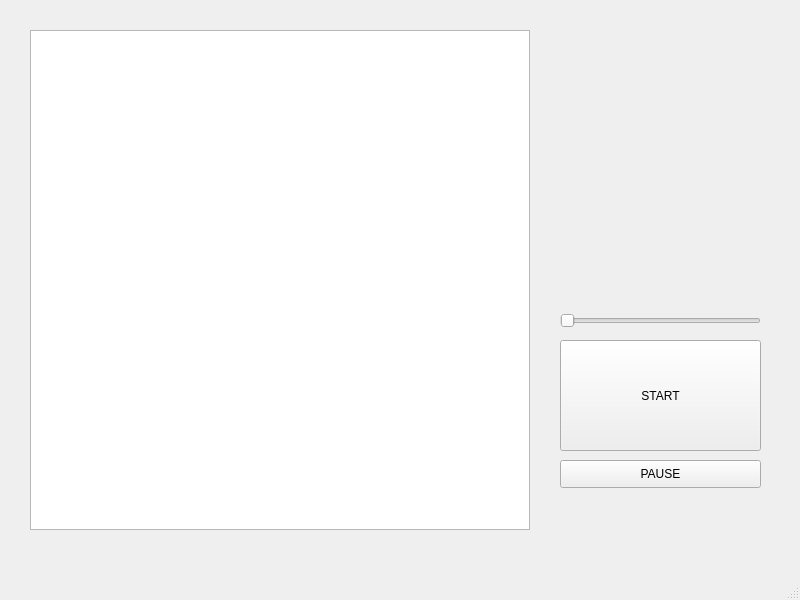
Before: the Qt Designer form wdw.ui in NoferBeautiful/random-search-multiple-targets, drawn with Qt 5.
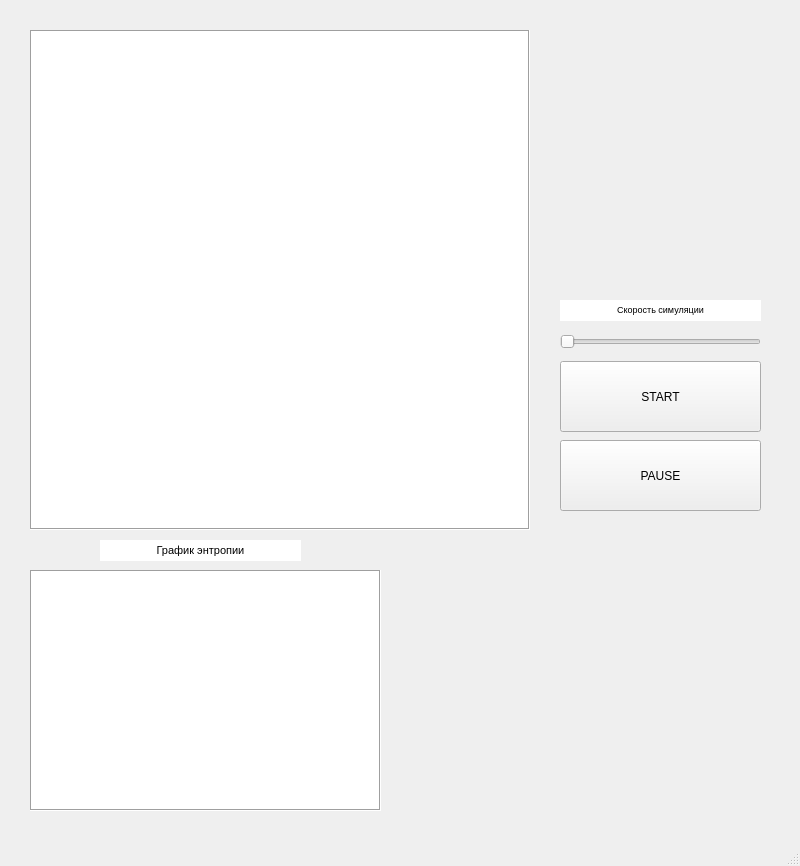
After: the same form once the commit is applied.

The edit to the form file:
```diff
--- a/wdw.ui
+++ b/wdw.ui
@@ -7,7 +7,7 @@
     <x>0</x>
     <y>0</y>
     <width>800</width>
-    <height>600</height>
+    <height>866</height>
    </rect>
   </property>
   <property name="windowTitle">
@@ -23,14 +23,23 @@
       <height>500</height>
      </rect>
     </property>
+    <property name="frameShape">
+     <enum>QFrame::Box</enum>
+    </property>
+    <property name="verticalScrollBarPolicy">
+     <enum>Qt::ScrollBarAlwaysOff</enum>
+    </property>
+    <property name="horizontalScrollBarPolicy">
+     <enum>Qt::ScrollBarAlwaysOff</enum>
+    </property>
    </widget>
    <widget class="QPushButton" name="startButton">
     <property name="geometry">
      <rect>
       <x>560</x>
-      <y>340</y>
+      <y>361</y>
       <width>201</width>
-      <height>111</height>
+      <height>71</height>
      </rect>
     </property>
     <property name="text">
@@ -41,9 +50,9 @@
     <property name="geometry">
      <rect>
       <x>560</x>
-      <y>460</y>
+      <y>440</y>
       <width>201</width>
-      <height>28</height>
+      <height>71</height>
      </rect>
     </property>
     <property name="text">
@@ -57,13 +66,13 @@
     <property name="geometry">
      <rect>
       <x>560</x>
-      <y>310</y>
+      <y>331</y>
       <width>201</width>
       <height>22</height>
      </rect>
     </property>
     <property name="minimum">
-     <number>10</number>
+     <number>2</number>
     </property>
     <property name="maximum">
      <number>70</number>
@@ -78,6 +87,331 @@
      <number>0</number>
     </property>
    </widget>
+   <widget class="QTextBrowser" name="textSlider">
+    <property name="geometry">
+     <rect>
+      <x>560</x>
+      <y>300</y>
+      <width>201</width>
+      <height>21</height>
+     </rect>
+    </property>
+    <property name="palette">
+     <palette>
+      <active>
+       <colorrole role="Button">
+        <brush brushstyle="SolidPattern">
+         <color alpha="255">
+          <red>255</red>
+          <green>255</green>
+          <blue>255</blue>
+         </color>
+        </brush>
+       </colorrole>
+       <colorrole role="Midlight">
+        <brush brushstyle="SolidPattern">
+         <color alpha="255">
+          <red>255</red>
+          <green>255</green>
+          <blue>255</blue>
+         </color>
+        </brush>
+       </colorrole>
+       <colorrole role="Base">
+        <brush brushstyle="SolidPattern">
+         <color alpha="255">
+          <red>255</red>
+          <green>255</green>
+          <blue>255</blue>
+         </color>
+        </brush>
+       </colorrole>
+       <colorrole role="Window">
+        <brush brushstyle="SolidPattern">
+         <color alpha="255">
+          <red>255</red>
+          <green>255</green>
+          <blue>255</blue>
+         </color>
+        </brush>
+       </colorrole>
+      </active>
+      <inactive>
+       <colorrole role="Button">
+        <brush brushstyle="SolidPattern">
+         <color alpha="255">
+          <red>255</red>
+          <green>255</green>
+          <blue>255</blue>
+         </color>
+        </brush>
+       </colorrole>
+       <colorrole role="Midlight">
+        <brush brushstyle="SolidPattern">
+         <color alpha="255">
+          <red>255</red>
+          <green>255</green>
+          <blue>255</blue>
+         </color>
+        </brush>
+       </colorrole>
+       <colorrole role="Base">
+        <brush brushstyle="SolidPattern">
+         <color alpha="255">
+          <red>255</red>
+          <green>255</green>
+          <blue>255</blue>
+         </color>
+        </brush>
+       </colorrole>
+       <colorrole role="Window">
+        <brush brushstyle="SolidPattern">
+         <color alpha="255">
+          <red>255</red>
+          <green>255</green>
+          <blue>255</blue>
+         </color>
+        </brush>
+       </colorrole>
+      </inactive>
+      <disabled>
+       <colorrole role="Button">
+        <brush brushstyle="SolidPattern">
+         <color alpha="255">
+          <red>255</red>
+          <green>255</green>
+          <blue>255</blue>
+         </color>
+        </brush>
+       </colorrole>
+       <colorrole role="Midlight">
+        <brush brushstyle="SolidPattern">
+         <color alpha="255">
+          <red>255</red>
+          <green>255</green>
+          <blue>255</blue>
+         </color>
+        </brush>
+       </colorrole>
+       <colorrole role="Base">
+        <brush brushstyle="SolidPattern">
+         <color alpha="255">
+          <red>255</red>
+          <green>255</green>
+          <blue>255</blue>
+         </color>
+        </brush>
+       </colorrole>
+       <colorrole role="Window">
+        <brush brushstyle="SolidPattern">
+         <color alpha="255">
+          <red>255</red>
+          <green>255</green>
+          <blue>255</blue>
+         </color>
+        </brush>
+       </colorrole>
+      </disabled>
+     </palette>
+    </property>
+    <property name="autoFillBackground">
+     <bool>false</bool>
+    </property>
+    <property name="frameShape">
+     <enum>QFrame::NoFrame</enum>
+    </property>
+    <property name="frameShadow">
+     <enum>QFrame::Sunken</enum>
+    </property>
+    <property name="verticalScrollBarPolicy">
+     <enum>Qt::ScrollBarAlwaysOff</enum>
+    </property>
+    <property name="horizontalScrollBarPolicy">
+     <enum>Qt::ScrollBarAlwaysOff</enum>
+    </property>
+    <property name="html">
+     <string>&lt;!DOCTYPE HTML PUBLIC &quot;-//W3C//DTD HTML 4.0//EN&quot; &quot;http://www.w3.org/TR/REC-html40/strict.dtd&quot;&gt;
+&lt;html&gt;&lt;head&gt;&lt;meta name=&quot;qrichtext&quot; content=&quot;1&quot; /&gt;&lt;style type=&quot;text/css&quot;&gt;
+p, li { white-space: pre-wrap; }
+&lt;/style&gt;&lt;/head&gt;&lt;body style=&quot; font-family:'MS Shell Dlg 2'; font-size:7.8pt; font-weight:400; font-style:normal;&quot;&gt;
+&lt;p align=&quot;center&quot; style=&quot; margin-top:0px; margin-bottom:0px; margin-left:0px; margin-right:0px; -qt-block-indent:0; text-indent:0px;&quot;&gt;&lt;span style=&quot; font-size:7pt;&quot;&gt;Скорость симуляции&lt;/span&gt;&lt;/p&gt;&lt;/body&gt;&lt;/html&gt;</string>
+    </property>
+    <property name="textInteractionFlags">
+     <set>Qt::NoTextInteraction</set>
+    </property>
+   </widget>
+   <widget class="QGraphicsView" name="plotEntropy">
+    <property name="geometry">
+     <rect>
+      <x>30</x>
+      <y>570</y>
+      <width>351</width>
+      <height>241</height>
+     </rect>
+    </property>
+    <property name="frameShape">
+     <enum>QFrame::Box</enum>
+    </property>
+    <property name="verticalScrollBarPolicy">
+     <enum>Qt::ScrollBarAlwaysOff</enum>
+    </property>
+    <property name="horizontalScrollBarPolicy">
+     <enum>Qt::ScrollBarAlwaysOff</enum>
+    </property>
+   </widget>
+   <widget class="QTextBrowser" name="textPlotEntropy">
+    <property name="geometry">
+     <rect>
+      <x>100</x>
+      <y>540</y>
+      <width>201</width>
+      <height>21</height>
+     </rect>
+    </property>
+    <property name="palette">
+     <palette>
+      <active>
+       <colorrole role="Button">
+        <brush brushstyle="SolidPattern">
+         <color alpha="255">
+          <red>255</red>
+          <green>255</green>
+          <blue>255</blue>
+         </color>
+        </brush>
+       </colorrole>
+       <colorrole role="Midlight">
+        <brush brushstyle="SolidPattern">
+         <color alpha="255">
+          <red>255</red>
+          <green>255</green>
+          <blue>255</blue>
+         </color>
+        </brush>
+       </colorrole>
+       <colorrole role="Base">
+        <brush brushstyle="SolidPattern">
+         <color alpha="255">
+          <red>255</red>
+          <green>255</green>
+          <blue>255</blue>
+         </color>
+        </brush>
+       </colorrole>
+       <colorrole role="Window">
+        <brush brushstyle="SolidPattern">
+         <color alpha="255">
+          <red>255</red>
+          <green>255</green>
+          <blue>255</blue>
+         </color>
+        </brush>
+       </colorrole>
+      </active>
+      <inactive>
+       <colorrole role="Button">
+        <brush brushstyle="SolidPattern">
+         <color alpha="255">
+          <red>255</red>
+          <green>255</green>
+          <blue>255</blue>
+         </color>
+        </brush>
+       </colorrole>
+       <colorrole role="Midlight">
+        <brush brushstyle="SolidPattern">
+         <color alpha="255">
+          <red>255</red>
+          <green>255</green>
+          <blue>255</blue>
+         </color>
+        </brush>
+       </colorrole>
+       <colorrole role="Base">
+        <brush brushstyle="SolidPattern">
+         <color alpha="255">
+          <red>255</red>
+          <green>255</green>
+          <blue>255</blue>
+         </color>
+        </brush>
+       </colorrole>
+       <colorrole role="Window">
+        <brush brushstyle="SolidPattern">
+         <color alpha="255">
+          <red>255</red>
+          <green>255</green>
+          <blue>255</blue>
+         </color>
+        </brush>
+       </colorrole>
+      </inactive>
+      <disabled>
+       <colorrole role="Button">
+        <brush brushstyle="SolidPattern">
+         <color alpha="255">
+          <red>255</red>
+          <green>255</green>
+          <blue>255</blue>
+         </color>
+        </brush>
+       </colorrole>
+       <colorrole role="Midlight">
+        <brush brushstyle="SolidPattern">
+         <color alpha="255">
+          <red>255</red>
+          <green>255</green>
+          <blue>255</blue>
+         </color>
+        </brush>
+       </colorrole>
+       <colorrole role="Base">
+        <brush brushstyle="SolidPattern">
+         <color alpha="255">
+          <red>255</red>
+          <green>255</green>
+          <blue>255</blue>
+         </color>
+        </brush>
+       </colorrole>
+       <colorrole role="Window">
+        <brush brushstyle="SolidPattern">
+         <color alpha="255">
+          <red>255</red>
+          <green>255</green>
+          <blue>255</blue>
+         </color>
+        </brush>
+       </colorrole>
+      </disabled>
+     </palette>
+    </property>
+    <property name="autoFillBackground">
+     <bool>false</bool>
+    </property>
+    <property name="frameShape">
+     <enum>QFrame::NoFrame</enum>
+    </property>
+    <property name="frameShadow">
+     <enum>QFrame::Sunken</enum>
+    </property>
+    <property name="verticalScrollBarPolicy">
+     <enum>Qt::ScrollBarAlwaysOff</enum>
+    </property>
+    <property name="horizontalScrollBarPolicy">
+     <enum>Qt::ScrollBarAlwaysOff</enum>
+    </property>
+    <property name="html">
+     <string>&lt;!DOCTYPE HTML PUBLIC &quot;-//W3C//DTD HTML 4.0//EN&quot; &quot;http://www.w3.org/TR/REC-html40/strict.dtd&quot;&gt;
+&lt;html&gt;&lt;head&gt;&lt;meta name=&quot;qrichtext&quot; content=&quot;1&quot; /&gt;&lt;style type=&quot;text/css&quot;&gt;
+p, li { white-space: pre-wrap; }
+&lt;/style&gt;&lt;/head&gt;&lt;body style=&quot; font-family:'MS Shell Dlg 2'; font-size:7.8pt; font-weight:400; font-style:normal;&quot;&gt;
+&lt;p align=&quot;center&quot; style=&quot; margin-top:0px; margin-bottom:0px; margin-left:0px; margin-right:0px; -qt-block-indent:0; text-indent:0px;&quot;&gt;&lt;span style=&quot; font-size:8pt;&quot;&gt;График энтропии&lt;/span&gt;&lt;/p&gt;&lt;/body&gt;&lt;/html&gt;</string>
+    </property>
+    <property name="textInteractionFlags">
+     <set>Qt::NoTextInteraction</set>
+    </property>
+   </widget>
   </widget>
   <widget class="QMenuBar" name="menubar">
    <property name="geometry">
```
